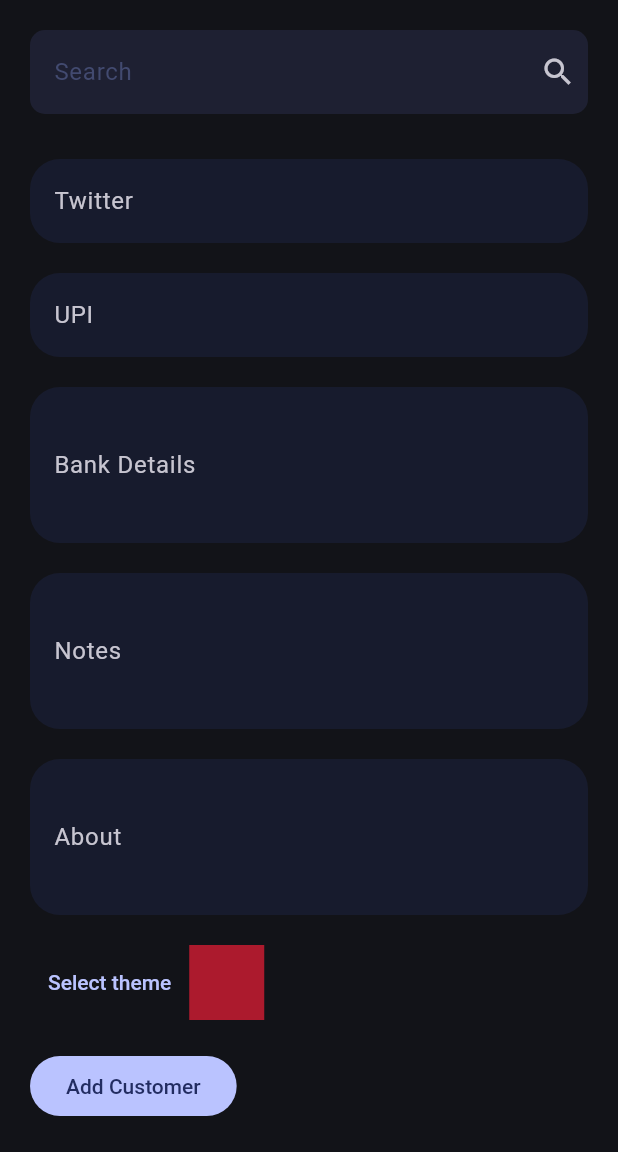
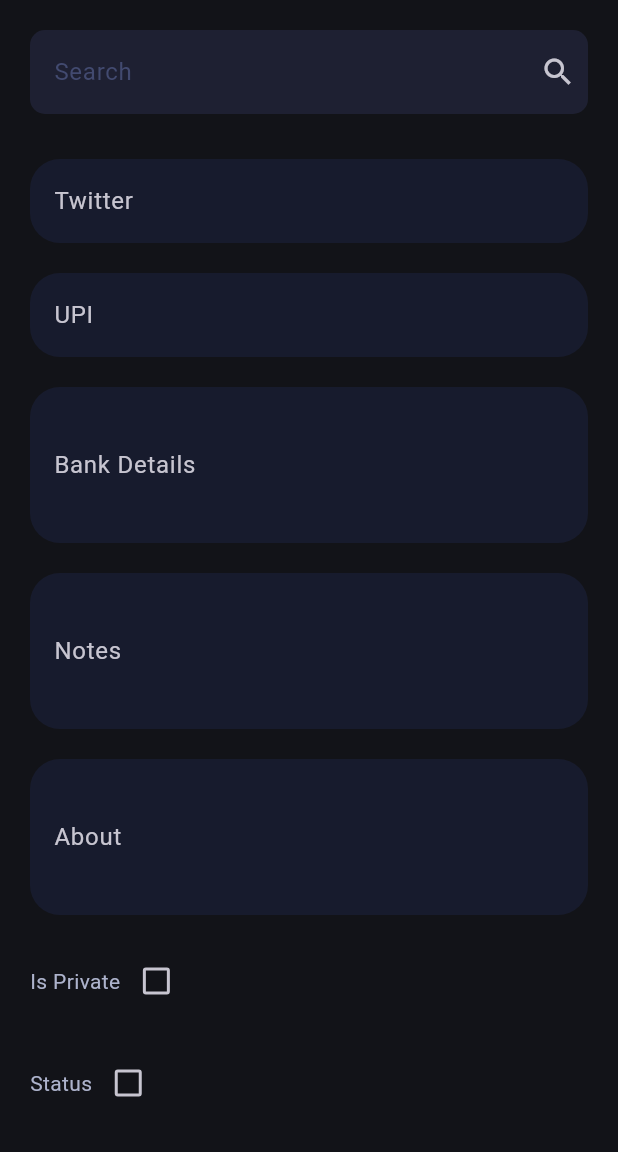
Before and after one commit to luckycreationsindia/business_card_admin, a Flutter app: the AddCustomerScreen screen opened by its route, scrolled down 1717 dp, on a phone screen of 412 x 824 dp, the part 84-1236 px from its top. Run offline on Flutter 3.47's test engine with Material 2 defaults, Android fonts, the light colour scheme and no system bars; our stand-ins replace cookie_jar, dio, dio_cookie_manager, flutter_colorpicker, flutter_dotenv, fluttertoast and 4 more; missing offline and left inert: flutter_nfc_kit, ndef; generated files the repository leaves out were written again; network calls fail; statements that could not run were skipped.

Commit message:
*Add Privacy for Customer

```diff
--- a/lib/main.dart
+++ b/lib/main.dart
@@ -9,7 +9,6 @@ void main() async {
   WidgetsFlutterBinding.ensureInitialized();
   String env = ".env";
   if(!kDebugMode) env = "production.env";
-
   await dotenv.load(fileName: env);
   Consts.env = dotenv.env;
   await dio.initDio();
--- a/lib/src/models/customer.dart
+++ b/lib/src/models/customer.dart
@@ -55,6 +55,7 @@ class Customer extends ChangeNotifier {
   String? about;
   String? notes;
   bool status;
+  bool private;
 
   Customer({
     this.id,
@@ -87,6 +88,7 @@ class Customer extends ChangeNotifier {
     this.about,
     this.notes,
     required this.status,
+    required this.private,
   });
 
   factory Customer.fromJson(Map<String, dynamic> json) =>
@@ -129,6 +131,7 @@ class Customer extends ChangeNotifier {
     about = customer.about;
     notes = customer.notes;
     gst = customer.gst;
+    private = customer.private;
     notifyListeners();
   }
 
--- a/lib/src/screens/add_customer.dart
+++ b/lib/src/screens/add_customer.dart
@@ -2,6 +2,8 @@ import 'dart:io';
 
 import 'package:business_card_admin/consts.dart';
 import 'package:business_card_admin/src/models/customer.dart';
+import 'package:business_card_admin/src/widgets/CheckHandler.dart';
+import 'package:business_card_admin/src/widgets/CustomeThemePicker.dart';
 import 'package:dio/dio.dart';
 import 'package:flutter/foundation.dart';
 import 'package:flutter/material.dart';
@@ -18,6 +20,8 @@ class AddCustomerScreen extends StatefulWidget {
 class _AddCustomerScreenState extends State<AddCustomerScreen> {
   Color currentColor = colorFromHex(Consts.DEFAULT_COLOR)!;
   bool isLoading = false;
+  bool isPrivate = false;
+  bool customerStatus = false;
   XFile? selectedImage;
   final formKey = GlobalKey<FormState>();
 
@@ -197,18 +201,25 @@ class _AddCustomerScreenState extends State<AddCustomerScreen> {
         lines: 3,
       ),
       const SizedBox(height: 20),
-      Row(
-        children: [
-          TextButton(
-            child: const Text("Select theme"),
-            onPressed: () => _showColorPicker(),
-          ),
-          Container(
-            height: 50,
-            width: 50,
-            color: currentColor,
-          )
-        ],
+      CheckHandler(
+          checked: isPrivate,
+          title: "Is Private",
+          callback: (value) {
+            isPrivate = value;
+          }),
+      const SizedBox(height: 20),
+      CheckHandler(
+          checked: customerStatus,
+          title: "Status",
+          callback: (value) {
+            customerStatus = value;
+          }),
+      const SizedBox(height: 20),
+      CustomerThemePicker(
+        currentColor: currentColor,
+        callback: (color) {
+          currentColor = color;
+        },
       ),
     ];
 
@@ -388,7 +399,8 @@ class _AddCustomerScreenState extends State<AddCustomerScreen> {
       country: _countryController.text,
       pincode: num.tryParse(_pincodeController.text),
       mainColor: "#${colorToHex(currentColor)}",
-      status: true,
+      status: customerStatus,
+      private: isPrivate,
     );
     if (_contactController.text.isNotEmpty) {
       customer.contacts = [_contactController.text];
@@ -414,31 +426,4 @@ class _AddCustomerScreenState extends State<AddCustomerScreen> {
     final ImagePicker picker = ImagePicker();
     return await picker.pickImage(source: ImageSource.gallery);
   }
-
-  Future<void> _showColorPicker() {
-    Color pickerColor = currentColor;
-    return showDialog(
-      context: context,
-      builder: (BuildContext context) {
-        return AlertDialog(
-          title: const Text('Pick a color!'),
-          content: SingleChildScrollView(
-            child: ColorPicker(
-              pickerColor: pickerColor,
-              onColorChanged: (color) => {pickerColor = color},
-            ),
-          ),
-          actions: <Widget>[
-            ElevatedButton(
-              child: const Text('Done'),
-              onPressed: () {
-                setState(() => currentColor = pickerColor);
-                Navigator.of(context).pop();
-              },
-            ),
-          ],
-        );
-      },
-    );
-  }
 }
--- /dev/null
+++ b/lib/src/widgets/CheckHandler.dart
@@ -0,0 +1,46 @@
+import 'package:flutter/material.dart';
+
+class CheckHandler extends StatefulWidget {
+  final String title;
+  final bool checked;
+  final void Function(bool) callback;
+
+  const CheckHandler({
+    super.key,
+    required this.checked,
+    required this.title,
+    required this.callback,
+  });
+
+  @override
+  State<CheckHandler> createState() => _CheckHandlerState();
+}
+
+class _CheckHandlerState extends State<CheckHandler> {
+  late bool checked;
+
+  @override
+  void initState() {
+    checked = widget.checked;
+    super.initState();
+  }
+
+  @override
+  Widget build(BuildContext context) {
+    return Row(
+      children: [
+        Text(widget.title),
+        Checkbox(
+          checkColor: Colors.white,
+          value: checked,
+          onChanged: (bool? value) {
+            setState(() {
+              checked = value!;
+              widget.callback(checked);
+            });
+          },
+        ),
+      ],
+    );
+  }
+}
```
Also changed, not shown: lib/src/screens/list_customer.dart (+23 -0 lines), lib/src/screens/update_customer.dart (+65 -73 lines), lib/src/widgets/CustomeThemePicker.dart (added, +71 -0 lines), lib/src/models/customer.g.dart.
